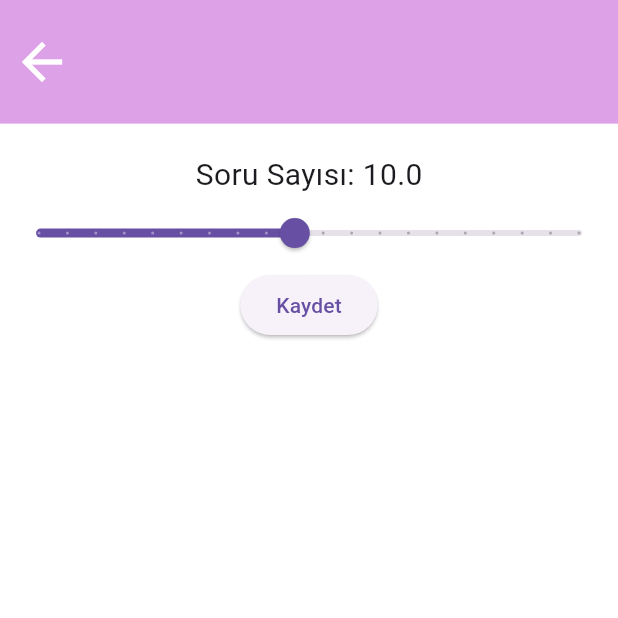
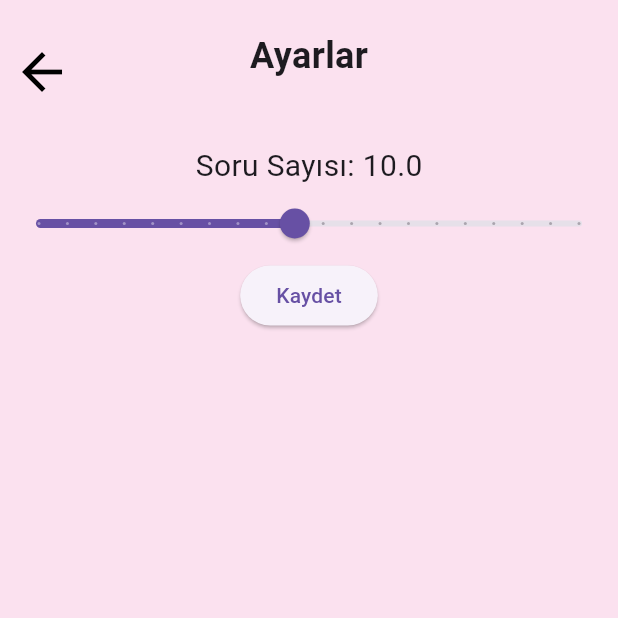
Before and after one commit to Dilara-Selin/Word-Sparkle, a Flutter app: the SettingsPage screen opened directly, on a phone screen of 412 x 824 dp, the top half of it. Run offline on Flutter 3.47's test engine with Material 3 defaults, Android fonts, the light colour scheme and no system bars; our stand-ins replace cloud_firestore, firebase_auth, firebase_core, firebase_storage, image_picker, printing; accounts and stored records are empty.

Commit message:
güncelleme

```diff
--- a/lib/screens/settings.dart
+++ b/lib/screens/settings.dart
@@ -14,36 +14,43 @@ class _SettingsPageState extends State<SettingsPage> {
 
   @override
   Widget build(BuildContext context) {
-    double deviceHeight = MediaQuery.of(context).size.height;
-    double deviceWidth = MediaQuery.of(context).size.width;
     return SafeArea(
       child: Scaffold(
-        backgroundColor: Colors.white,
+        backgroundColor: Color(0xFFFBE1EF),
         body: SingleChildScrollView(
           child: Column(
             children: [
-              Container(
-                width: deviceWidth,
-                height: deviceHeight / 10,
-                decoration: const BoxDecoration(
-                  color: Color.fromARGB(255, 221, 161, 231),
-                ),
-                child: Row(
-                  children: [
-                    IconButton(
+              SizedBox(
+                  height:
+                      20), // Geri okunu biraz daha aşağı almak için boşluk ekliyoruz
+              Stack(
+                children: [
+                  Align(
+                    alignment: Alignment.center,
+                    child: Text(
+                      'Ayarlar',
+                      style: TextStyle(
+                        fontSize: 24,
+                        fontWeight: FontWeight.bold,
+                      ),
+                    ),
+                  ),
+                  Align(
+                    alignment: Alignment.centerLeft,
+                    child: IconButton(
                       onPressed: () {
                         Navigator.of(context).pop();
                       },
                       icon: const Icon(
                         Icons.arrow_back,
                         size: 40,
-                        color: Colors.white,
+                        color: Colors.black, // İkonun rengini siyah yaptık
                       ),
                     ),
-                  ],
-                ),
+                  ),
+                ],
               ),
-              SizedBox(height: 20),
+              SizedBox(height: 20), // Geri ok ve başlık altına boşluk ekliyoruz
               Text(
                 'Soru Sayısı: $_questionCount',
                 style: TextStyle(fontSize: 20),
```
Also changed, not shown: lib/screens/quiz.dart (+38 -30 lines).
